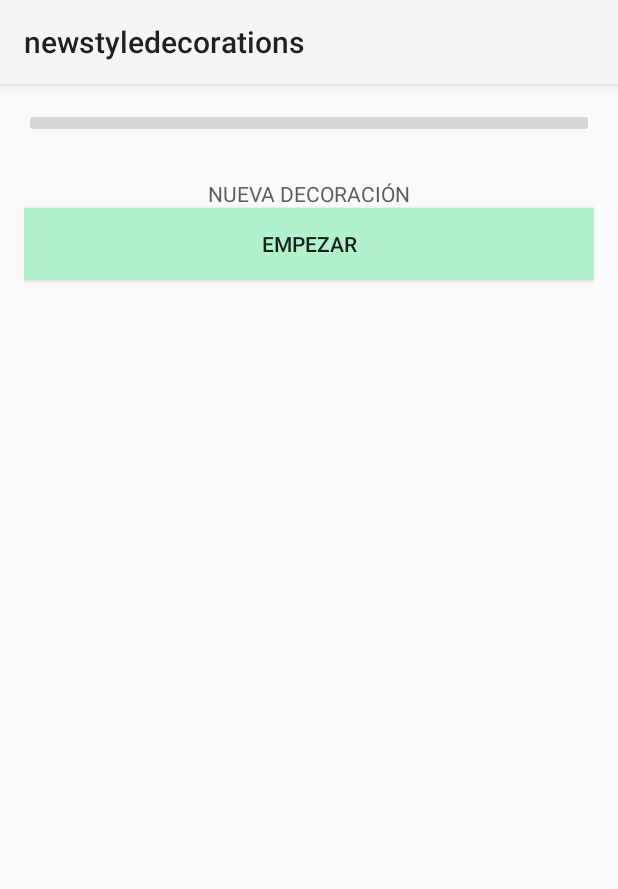
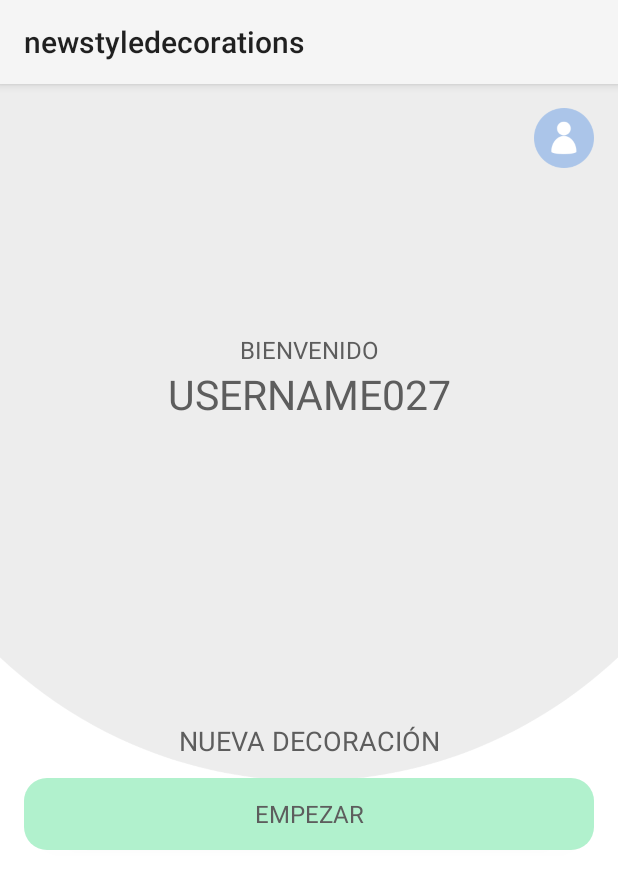
Before and after one commit to JulianRivas17/newstyledecorations, an Android app: the screen it shows after launch (MainActivity), on a phone screen of 412 x 824 dp. Shown: the top 889 px of the screen. Run offline under Robolectric (Android 15) with nearby library versions, the phone set to English and light mode, and no system bars.

Commit message:
Realice el maquetado de la pantalla inicial V1

```diff
--- /dev/null
+++ b/app/src/main/res/drawable/rounded_button.xml
@@ -0,0 +1,5 @@
+<?xml version="1.0" encoding="utf-8"?>
+<shape xmlns:android="http://schemas.android.com/apk/res/android" android:shape="rectangle">
+    <corners android:radius="15dp" /> <!-- Cambia este valor para ajustar el radio de las esquinas -->
+    <solid android:color="@color/lightMagenta" /> <!-- Cambia este color según tu preferencia -->
+</shape>
--- a/app/src/main/res/layout/activity_main.xml
+++ b/app/src/main/res/layout/activity_main.xml
@@ -5,17 +5,15 @@
     android:id="@+id/main"
     android:layout_width="match_parent"
     android:layout_height="match_parent"
+    android:background="#FFFFFF"
     tools:context=".MainActivity">
 
     <LinearLayout
         android:id="@+id/linearLayout"
         android:layout_width="0dp"
         android:layout_height="0dp"
-        android:layout_marginStart="16dp"
-        android:layout_marginTop="16dp"
-        android:layout_marginEnd="16dp"
-        android:layout_marginBottom="16dp"
         android:orientation="vertical"
+        android:background="@drawable/bg_home"
         app:layout_constraintBottom_toBottomOf="parent"
         app:layout_constraintEnd_toEndOf="parent"
         app:layout_constraintStart_toStartOf="parent"
@@ -23,32 +21,71 @@
 
         <LinearLayout
             android:layout_width="match_parent"
-            android:layout_height="47dp"
-            android:orientation="horizontal">
+            android:layout_height="50dp"
+            android:orientation="horizontal"
+            android:layout_marginStart="16dp"
+            android:layout_marginTop="16dp"
+            android:layout_marginEnd="16dp">
 
-            <ImageButton
-                android:id="@+id/imageButton"
-                android:layout_width="wrap_content"
-                android:layout_height="wrap_content"
+            <ImageView
+                android:id="@+id/btn_profile"
+                android:layout_width="match_parent"
+                android:layout_height="40dp"
                 android:layout_weight="1"
-                tools:srcCompat="@tools:sample/avatars" />
+                android:scaleType="fitEnd"
+                app:srcCompat="@drawable/profile" />
+
         </LinearLayout>
 
+        <Space
+            android:layout_width="match_parent"
+            android:layout_height="100dp" />
+
         <TextView
-            android:id="@+id/textView"
+            android:id="@+id/textView2"
             android:layout_width="match_parent"
             android:layout_height="wrap_content"
+            android:text="BIENVENIDO"
+            android:textAlignment="center"
+            android:textColor="#5D5D5D"
+            android:textSize="16sp" />
+
+        <TextView
+            android:id="@+id/user_name"
+            android:layout_width="match_parent"
+            android:layout_height="wrap_content"
+            android:text="USERNAME027"
+            android:textAlignment="center"
+            android:textColor="#5D5D5D"
+            android:textSize="27sp" />
+
+        <Space
+            android:layout_width="match_parent"
+            android:layout_height="200dp" />
+
+        <TextView
+            android:id="@+id/textView1"
+            android:layout_width="match_parent"
+            android:layout_height="37dp"
             android:text="NUEVA DECORACIÓN"
             android:textAlignment="center"
-            android:textColor="#5D5D5D" />
+            android:textColor="#5D5D5D"
+            android:textSize="18sp" />
 
         <Button
-            android:id="@+id/button2"
+            android:id="@+id/btn_add"
             android:layout_width="match_parent"
             android:layout_height="wrap_content"
+            android:background="@drawable/rounded_button"
             android:text="EMPEZAR"
-            android:background="@color/lightMagenta"
-            android:textAppearance="@style/TextAppearance.AppCompat.Body2" />
+            android:textAppearance="@style/TextAppearance.AppCompat.Body1"
+            android:textColor="#5D5D5D"
+            android:textSize="16sp"
+            android:typeface="normal"
+            android:layout_marginStart="16dp"
+            android:layout_marginEnd="16dp"
+            />
 
     </LinearLayout>
+
 </androidx.constraintlayout.widget.ConstraintLayout>
```
Also changed, not shown: app/src/main/res/drawable/bg_home.png (added), app/src/main/res/drawable/profile.png (added), app/src/main/res/drawable/profile_icon.png (added).
